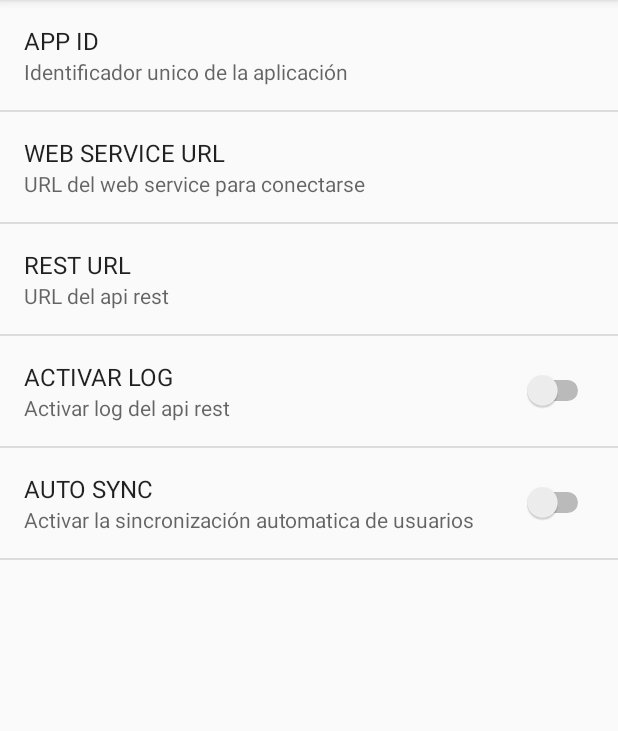
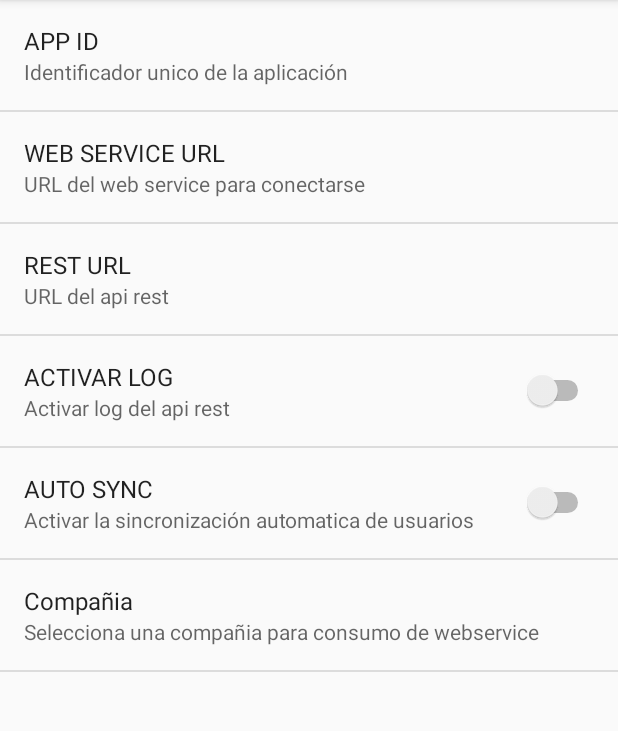
Before and after one commit to erickdom/whatsapp_tae, an Android app: the MySettings screen opened directly, with no data from a screen before it, on a phone screen of 412 x 824 dp, the part 84-815 px from its top. Run offline under Robolectric (Android 15) with nearby library versions, the phone set to English and light mode, and no system bars.

Commit message:
Cambios en aplicacion

```diff
--- a/app/src/main/java/com/example/developer/whatsapp_tae/Receive.java
+++ b/app/src/main/java/com/example/developer/whatsapp_tae/Receive.java
@@ -129,7 +129,7 @@ public class Receive extends IntentService{
                                 jsonObject1.put("folio_android",folio_send);
                                 jsonObject1.put("message",message);
                                 jsonObject1.put("send",numero.substring(3, 13));
-                                jsonObject1.put("webservice","Ventamovil");
+                                jsonObject1.put("webservice",Settings.WEBSERVICE(getApplicationContext()));
                             } catch (JSONException e) {
                                 e.printStackTrace();
                             }
@@ -154,6 +154,7 @@ public class Receive extends IntentService{
             Log.d(TAG, jsonArray.toString());
             try {
                 jsonObject.put("numeros",jsonArray);
+                jsonObject.put("webservice",Settings.WEBSERVICE(getApplicationContext()));
             } catch (JSONException e) {
                 e.printStackTrace();
             }
--- a/app/src/main/java/com/example/developer/whatsapp_tae/Settings.java
+++ b/app/src/main/java/com/example/developer/whatsapp_tae/Settings.java
@@ -28,4 +28,8 @@ public  class Settings {
         SharedPreferences preferences = PreferenceManager.getDefaultSharedPreferences(context);
         return  preferences.getBoolean("ACTIVATE_SYNC",false);
     }
+    static public String WEBSERVICE(Context context) {
+        SharedPreferences preferences = PreferenceManager.getDefaultSharedPreferences(context);
+        return  preferences.getString("WEBSERVICE","Ventamovil");
+    }
 }
--- /dev/null
+++ b/app/src/main/res/values/array.xml
@@ -0,0 +1,11 @@
+<?xml version="1.0" encoding="utf-8"?>
+<resources>
+    <string-array name="listArray">
+        <item>Ventamovil</item>
+        <item>Sureste</item>
+    </string-array>
+    <string-array name="listValues">
+        <item>Ventamovil</item>
+        <item>Sureste</item>
+    </string-array>
+</resources>
--- a/app/src/main/res/xml/settings_screen.xml
+++ b/app/src/main/res/xml/settings_screen.xml
@@ -30,6 +30,14 @@
         android:title="AUTO SYNC"
         android:summary="Activar la sincronización automatica de usuarios"
         />
+    <ListPreference
+        android:title="Compañia"
+        android:summary="Selecciona una compañia para consumo de webservice"
+        android:key="WEBSERVICE"
+        android:defaultValue="Ventamovil"
+        android:entries="@array/listArray"
+        android:entryValues="@array/listValues"
+        />
 
 
 
```
